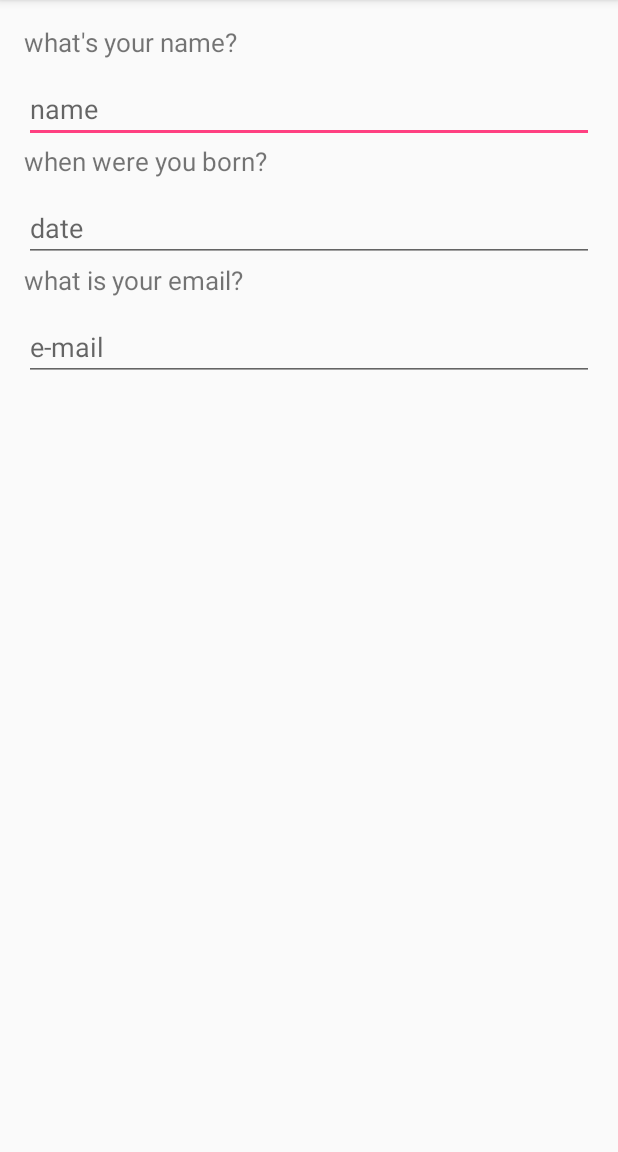
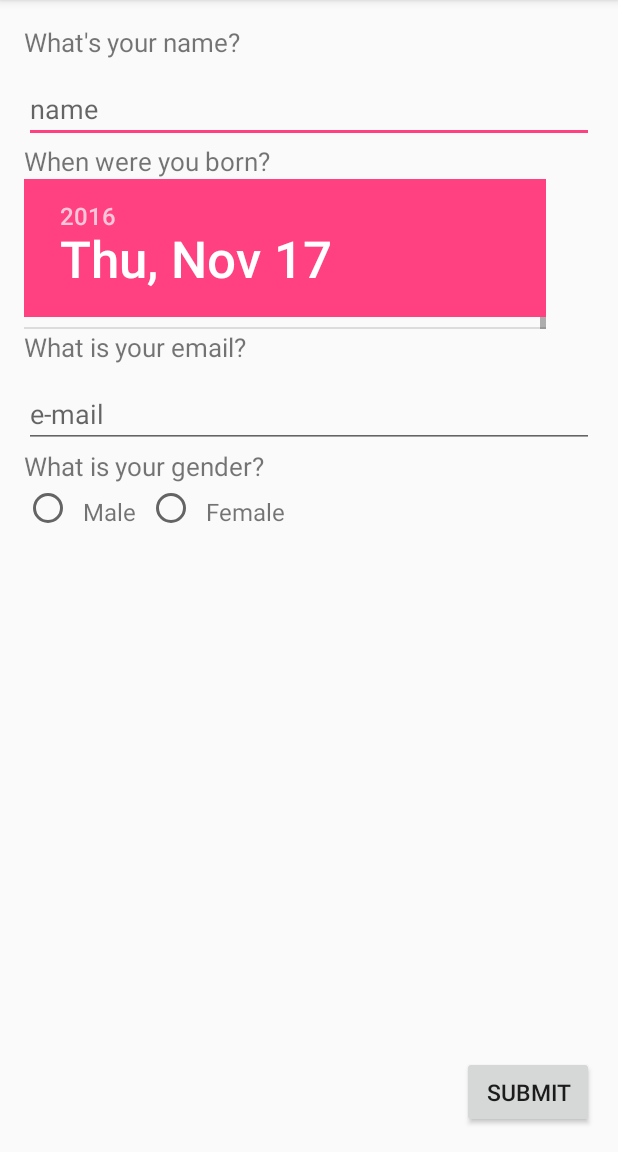
Before and after one commit to ZP4/MatchWearAPP, an Android app: the QuizActivity screen opened directly, with no data from a screen before it, on a phone screen of 412 x 824 dp, the part 84-1236 px from its top. Run offline under Robolectric (Android 15) with nearby library versions, the phone set to English and light mode, and no system bars.

Commit message:
finish the personal informatin

```diff
--- a/app/src/main/res/layout/activity_quiz.xml
+++ b/app/src/main/res/layout/activity_quiz.xml
@@ -12,7 +12,7 @@
     <TextView
         android:layout_width="match_parent"
         android:layout_height="wrap_content"
-        android:text="what's your name?"
+        android:text="What's your name?"
         android:textSize="17dp"
         android:id="@+id/textname"/>
 
@@ -27,24 +27,24 @@
     <TextView
         android:layout_width="match_parent"
         android:layout_height="wrap_content"
-        android:text="when were you born?"
+        android:text="When were you born?"
         android:textSize="17dp"
         android:layout_below="@+id/name"
         android:id="@+id/textbirthday"/>
-    <EditText
-        android:layout_width="match_parent"
-        android:layout_height="wrap_content"
-        android:hint="date"
-        android:inputType="date"
+
+    <DatePicker
+        android:layout_width="wrap_content"
+        android:id="@+id/datePicker"
+        android:layout_height="100dp"
         android:layout_below="@+id/textbirthday"
-        android:layout_marginTop="10dp"
-        android:id="@+id/birthday"/>
+        android:layout_alignParentLeft="true"
+        android:layout_alignParentStart="true" />
     <TextView
         android:layout_width="match_parent"
         android:layout_height="wrap_content"
-        android:text="what is your email?"
+        android:text="What is your email?"
         android:textSize="17dp"
-        android:layout_below="@+id/birthday"
+        android:layout_below="@+id/datePicker"
         android:id="@+id/textemail"/>
     <EditText
         android:layout_width="match_parent"
@@ -54,5 +54,55 @@
         android:layout_below="@+id/textemail"
         android:layout_marginTop="10dp"
         android:id="@+id/email"/>
+    <TextView
+        android:layout_width="match_parent"
+        android:layout_height="wrap_content"
+        android:text="What is your gender?"
+        android:textSize="17dp"
+        android:layout_below="@+id/email"
+        android:id="@+id/textgender"/>
+    <RadioButton
+        android:layout_width="wrap_content"
+        android:layout_height="wrap_content"
+        android:layout_below="@+id/textgender"
+        android:id="@+id/malebubble"/>
+    <TextView
+        android:layout_width="wrap_content"
+        android:layout_height="wrap_content"
+        android:layout_toEndOf="@+id/malebubble"
+        android:layout_toRightOf="@+id/malebubble"
+        android:layout_below="@+id/textgender"
+        android:textSize="16dp"
+        android:padding="7dp"
+        android:text="Male"
+        android:id="@+id/genderchoice1"/>
+    <RadioButton
+        android:layout_width="wrap_content"
+        android:layout_height="wrap_content"
+        android:layout_below="@+id/textgender"
+        android:layout_toEndOf="@+id/genderchoice1"
+        android:layout_toRightOf="@+id/genderchoice1"
+        android:id="@+id/femalebubble"/>
+    <TextView
+        android:layout_width="wrap_content"
+        android:layout_height="wrap_content"
+        android:layout_toEndOf="@+id/femalebubble"
+        android:layout_toRightOf="@+id/femalebubble"
+        android:layout_below="@+id/textgender"
+        android:textSize="16dp"
+        android:padding="7dp"
+        android:text="Female"
+        android:id="@+id/genderchoice2"/>
+    <Button
+        android:layout_width="wrap_content"
+        android:layout_height="wrap_content"
+        android:text="submit"
+        android:textSize="15dp"
+        android:layout_alignParentBottom="true"
+        android:layout_alignParentRight="true"
+        android:id="@+id/submit"/>
+
+
+
 
 </RelativeLayout>
```
